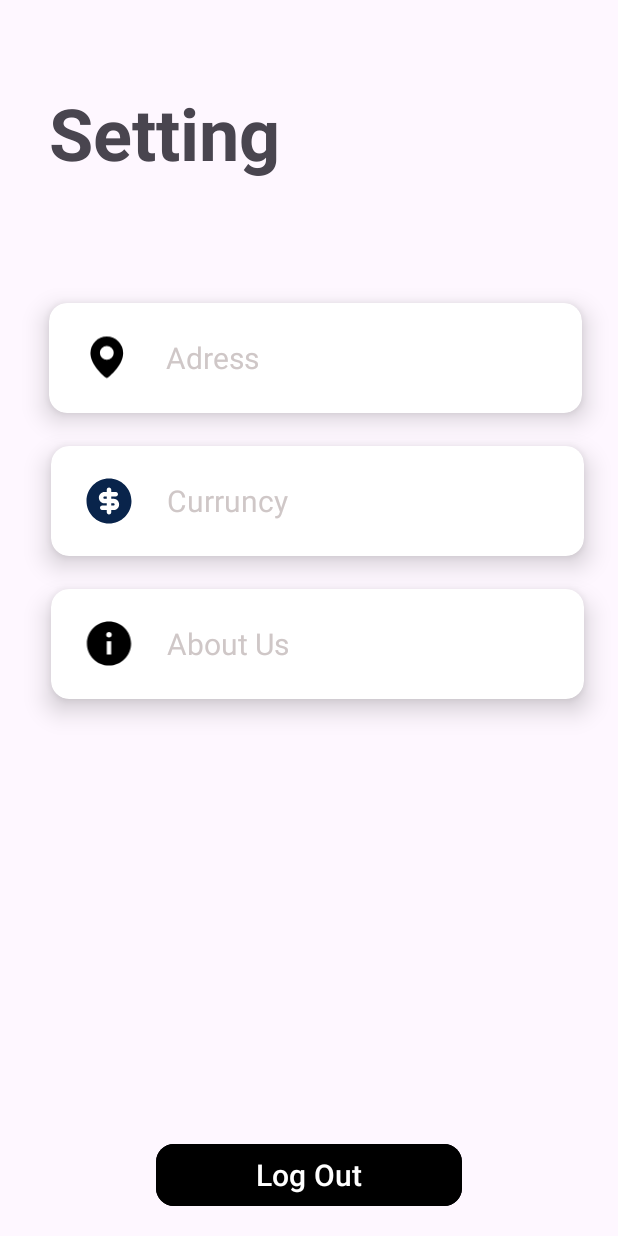
After one commit to YomnaMagdy21/Shopify, an Android app: the fragment settingFragment shown on its own in the app's theme, on a phone screen of 412 x 824 dp. The commit adds this screen. Run offline under Robolectric (Android 15) with nearby library versions, the phone set to English and light mode, and no system bars.

Commit message:
setting ui done

```diff
--- /dev/null
+++ b/app/src/main/java/com/example/shopify/setting/MyAddresses/myAddressFragment.kt
@@ -0,0 +1,60 @@
+package com.example.shopify.setting.MyAddresses
+
+import android.os.Bundle
+import androidx.fragment.app.Fragment
+import android.view.LayoutInflater
+import android.view.View
+import android.view.ViewGroup
+import com.example.shopify.R
+
+// TODO: Rename parameter arguments, choose names that match
+// the fragment initialization parameters, e.g. ARG_ITEM_NUMBER
+private const val ARG_PARAM1 = "param1"
+private const val ARG_PARAM2 = "param2"
+
+/**
+ * A simple [Fragment] subclass.
+ * Use the [myAddressFragment.newInstance] factory method to
+ * create an instance of this fragment.
+ */
+class myAddressFragment : Fragment() {
+    // TODO: Rename and change types of parameters
+    private var param1: String? = null
+    private var param2: String? = null
+
+    override fun onCreate(savedInstanceState: Bundle?) {
+        super.onCreate(savedInstanceState)
+        arguments?.let {
+            param1 = it.getString(ARG_PARAM1)
+            param2 = it.getString(ARG_PARAM2)
+        }
+    }
+
+    override fun onCreateView(
+        inflater: LayoutInflater, container: ViewGroup?,
+        savedInstanceState: Bundle?
+    ): View? {
+        // Inflate the layout for this fragment
+        return inflater.inflate(R.layout.fragment_my_address, container, false)
+    }
+
+    companion object {
+        /**
+         * Use this factory method to create a new instance of
+         * this fragment using the provided parameters.
+         *
+         * @param param1 Parameter 1.
+         * @param param2 Parameter 2.
+         * @return A new instance of fragment myAddressFragment.
+         */
+        // TODO: Rename and change types and number of parameters
+        @JvmStatic
+        fun newInstance(param1: String, param2: String) =
+            myAddressFragment().apply {
+                arguments = Bundle().apply {
+                    putString(ARG_PARAM1, param1)
+                    putString(ARG_PARAM2, param2)
+                }
+            }
+    }
+}
--- /dev/null
+++ b/app/src/main/java/com/example/shopify/setting/settingFragment.kt
@@ -0,0 +1,47 @@
+package com.example.shopify.setting
+
+import android.os.Bundle
+import androidx.fragment.app.Fragment
+import android.view.LayoutInflater
+import android.view.View
+import android.view.ViewGroup
+import com.example.shopify.R
+
+// TODO: Rename parameter arguments, choose names that match
+// the fragment initialization parameters, e.g. ARG_ITEM_NUMBER
+private const val ARG_PARAM1 = "param1"
+private const val ARG_PARAM2 = "param2"
+
+
+class settingFragment : Fragment() {
+    // TODO: Rename and change types of parameters
+    private var param1: String? = null
+    private var param2: String? = null
+
+    override fun onCreate(savedInstanceState: Bundle?) {
+        super.onCreate(savedInstanceState)
+        arguments?.let {
+            param1 = it.getString(ARG_PARAM1)
+            param2 = it.getString(ARG_PARAM2)
+        }
+    }
+
+    override fun onCreateView(
+        inflater: LayoutInflater, container: ViewGroup?,
+        savedInstanceState: Bundle?
+    ): View? {
+        // Inflate the layout for this fragment
+        return inflater.inflate(R.layout.fragment_setting, container, false)
+    }
+
+    companion object {
+        @JvmStatic
+        fun newInstance(param1: String, param2: String) =
+            settingFragment().apply {
+                arguments = Bundle().apply {
+                    putString(ARG_PARAM1, param1)
+                    putString(ARG_PARAM2, param2)
+                }
+            }
+    }
+}
--- /dev/null
+++ b/app/src/main/res/drawable/about_filled_svgrepo_com.xml
@@ -0,0 +1,12 @@
+<vector xmlns:android="http://schemas.android.com/apk/res/android"
+    android:width="800dp"
+    android:height="800dp"
+    android:viewportWidth="512"
+    android:viewportHeight="512">
+  <path
+      android:pathData="M256,42.67C373.82,42.67 469.33,138.18 469.33,256C469.33,373.82 373.82,469.33 256,469.33C138.18,469.33 42.67,373.82 42.67,256C42.67,138.18 138.18,42.67 256,42.67ZM277.38,234.67L234.71,234.67L234.71,362.67L277.38,362.67L277.38,234.67ZM256.22,144C240.66,144 229.38,155.22 229.38,170.37C229.38,186.13 240.37,197.33 256.22,197.33C271.45,197.33 282.71,186.13 282.71,170.67C282.71,155.22 271.45,144 256.22,144Z"
+      android:strokeWidth="1"
+      android:fillColor="#000000"
+      android:fillType="evenOdd"
+      android:strokeColor="#00000000"/>
+</vector>
--- /dev/null
+++ b/app/src/main/res/drawable/address_svgrepo_com.xml
@@ -0,0 +1,9 @@
+<vector xmlns:android="http://schemas.android.com/apk/res/android"
+    android:width="800dp"
+    android:height="800dp"
+    android:viewportWidth="100"
+    android:viewportHeight="100">
+  <path
+      android:pathData="M49,18.92A23.74,23.74 0,0 0,25.27 42.77c0,16.48 17,31.59 22.23,35.59a2.45,2.45 0,0 0,3.12 0c5.24,-4.12 22.1,-19.11 22.1,-35.59A23.74,23.74 0,0 0,49 18.92ZM49,52.63a10,10 0,1 1,10 -10A10,10 0,0 1,49 52.63Z"
+      android:fillColor="#000000"/>
+</vector>
--- /dev/null
+++ b/app/src/main/res/drawable/currency_dollar_svgrepo_com.xml
@@ -0,0 +1,12 @@
+<vector xmlns:android="http://schemas.android.com/apk/res/android"
+    android:width="800dp"
+    android:height="800dp"
+    android:viewportWidth="24"
+    android:viewportHeight="24">
+  <path
+      android:pathData="M12,2C17.523,2 22,6.477 22,12C22,17.523 17.523,22 12,22C6.477,22 2,17.523 2,12C2,6.477 6.477,2 12,2ZM12,6C11.487,6 11.064,6.386 11.007,6.883L11,7L11,8L10,8C8.619,8 7.5,9.119 7.5,10.5C7.5,11.825 8.532,12.91 9.836,12.995L10,13L11,13L11,14L9,14C8.448,14 8,14.448 8,15C8,15.513 8.386,15.936 8.883,15.993L9,16L11,16L11,17C11,17.552 11.448,18 12,18C12.513,18 12.936,17.614 12.993,17.117L13,17L13,16L14,16C15.381,16 16.5,14.881 16.5,13.5C16.5,12.175 15.468,11.09 14.164,11.005L14,11L13,11L13,10L15,10C15.552,10 16,9.552 16,9C16,8.487 15.614,8.064 15.117,8.007L15,8L13,8L13,7C13,6.448 12.552,6 12,6ZM14,13C14.276,13 14.5,13.224 14.5,13.5C14.5,13.776 14.276,14 14,14L13,14L13,13L14,13ZM11,10L11,11L10,11C9.724,11 9.5,10.776 9.5,10.5C9.5,10.224 9.724,10 10,10L11,10Z"
+      android:strokeWidth="1"
+      android:fillColor="#09244B"
+      android:fillType="nonZero"
+      android:strokeColor="#00000000"/>
+</vector>
--- /dev/null
+++ b/app/src/main/res/layout/fragment_my_address.xml
@@ -0,0 +1,14 @@
+<?xml version="1.0" encoding="utf-8"?>
+<FrameLayout xmlns:android="http://schemas.android.com/apk/res/android"
+    xmlns:tools="http://schemas.android.com/tools"
+    android:layout_width="match_parent"
+    android:layout_height="match_parent"
+    tools:context=".setting.MyAddresses.myAddressFragment">
+
+    <!-- TODO: Update blank fragment layout -->
+    <TextView
+        android:layout_width="match_parent"
+        android:layout_height="match_parent"
+        android:text="@string/hello_blank_fragment" />
+
+</FrameLayout>
--- /dev/null
+++ b/app/src/main/res/layout/fragment_setting.xml
@@ -0,0 +1,155 @@
+<?xml version="1.0" encoding="utf-8"?>
+<androidx.constraintlayout.widget.ConstraintLayout xmlns:android="http://schemas.android.com/apk/res/android"
+    xmlns:app="http://schemas.android.com/apk/res-auto"
+    xmlns:tools="http://schemas.android.com/tools"
+    android:layout_width="match_parent"
+    android:layout_height="match_parent"
+    tools:context=".setting.settingFragment">
+
+    <TextView
+        android:id="@+id/textView"
+        android:layout_width="249dp"
+        android:layout_height="66dp"
+        android:layout_marginStart="8dp"
+        android:layout_marginTop="56dp"
+        android:layout_marginEnd="137dp"
+        android:text="Setting"
+        android:textSize="48sp"
+        android:textStyle="bold"
+        app:layout_constraintEnd_toEndOf="parent"
+        app:layout_constraintHorizontal_bias="0.0"
+        app:layout_constraintStart_toStartOf="@+id/guideline"
+        app:layout_constraintTop_toTopOf="parent" />
+
+    <androidx.constraintlayout.widget.Guideline
+        android:id="@+id/guideline"
+        android:layout_width="wrap_content"
+        android:layout_height="wrap_content"
+        android:orientation="vertical"
+        app:layout_constraintGuide_begin="25dp" />
+
+    <androidx.cardview.widget.CardView
+        android:id="@+id/cardView1Adress"
+        android:layout_width="355dp"
+        android:layout_height="73dp"
+        android:layout_marginStart="8dp"
+        android:layout_marginTop="80dp"
+        android:layout_marginEnd="23dp"
+        app:cardCornerRadius="12dp"
+        app:cardElevation="10dp"
+        app:layout_constraintEnd_toEndOf="parent"
+        app:layout_constraintHorizontal_bias="0.0"
+        app:layout_constraintStart_toStartOf="@+id/guideline"
+        app:layout_constraintTop_toBottomOf="@+id/textView">
+
+        <LinearLayout
+            android:layout_width="match_parent"
+            android:layout_height="match_parent"
+            android:gravity="center_vertical"
+            android:orientation="horizontal"
+            android:padding="16dp">
+
+            <ImageView
+                android:id="@+id/icon"
+                android:layout_width="46dp"
+                android:layout_height="49dp"
+                android:src="@drawable/address_svgrepo_com" />
+
+            <TextView
+                android:id="@+id/cardText"
+                android:layout_width="199dp"
+                android:layout_height="wrap_content"
+                android:layout_marginStart="16dp"
+                android:text="Adress"
+                android:textColor="#CFC7C7"
+                android:textSize="20sp" />
+        </LinearLayout>
+    </androidx.cardview.widget.CardView>
+
+    <androidx.cardview.widget.CardView
+        android:id="@+id/cardView2Currnucy"
+        android:layout_width="355dp"
+        android:layout_height="73dp"
+        android:layout_marginStart="34dp"
+        android:layout_marginTop="22dp"
+        android:layout_marginEnd="23dp"
+        app:cardCornerRadius="12dp"
+        app:cardElevation="10dp"
+        app:layout_constraintEnd_toEndOf="parent"
+        app:layout_constraintStart_toStartOf="parent"
+        app:layout_constraintTop_toBottomOf="@+id/cardView1Adress">
+
+        <LinearLayout
+            android:layout_width="match_parent"
+            android:layout_height="match_parent"
+            android:gravity="center_vertical"
+            android:orientation="horizontal"
+            android:padding="16dp">
+
+            <ImageView
+                android:id="@+id/iconCurruncy"
+                android:layout_width="45dp"
+                android:layout_height="36dp"
+                android:src="@drawable/currency_dollar_svgrepo_com" />
+
+            <TextView
+                android:id="@+id/cardText2"
+                android:layout_width="199dp"
+                android:layout_height="wrap_content"
+                android:layout_marginStart="16dp"
+                android:text="Curruncy"
+                android:textColor="#CFC7C7"
+                android:textSize="20sp" />
+        </LinearLayout>
+    </androidx.cardview.widget.CardView>
+
+    <androidx.cardview.widget.CardView
+        android:id="@+id/cardView3About"
+        android:layout_width="355dp"
+        android:layout_height="73dp"
+        android:layout_marginStart="34dp"
+        android:layout_marginTop="22dp"
+        android:layout_marginEnd="23dp"
+        app:cardCornerRadius="12dp"
+        app:cardElevation="10dp"
+        app:layout_constraintEnd_toEndOf="parent"
+        app:layout_constraintStart_toStartOf="parent"
+        app:layout_constraintTop_toBottomOf="@+id/cardView2Currnucy">
+
+        <LinearLayout
+            android:layout_width="match_parent"
+            android:layout_height="match_parent"
+            android:gravity="center_vertical"
+            android:orientation="horizontal"
+            android:padding="16dp">
+
+            <ImageView
+                android:id="@+id/iconAbout"
+                android:layout_width="45dp"
+                android:layout_height="35dp"
+                android:src="@drawable/about_filled_svgrepo_com" />
+
+            <TextView
+                android:id="@+id/cardText3"
+                android:layout_width="199dp"
+                android:layout_height="wrap_content"
+                android:layout_marginStart="16dp"
+                android:text="About Us"
+                android:textColor="#CFC7C7"
+                android:textSize="20sp" />
+        </LinearLayout>
+    </androidx.cardview.widget.CardView>
+
+    <Button
+        android:id="@+id/logOutButton"
+        android:layout_width="204dp"
+        android:layout_height="49dp"
+        android:layout_marginBottom="16dp"
+        android:backgroundTint="#000000"
+        android:text="Log Out"
+        android:textSize="20sp"
+        app:cornerRadius="12dp"
+        app:layout_constraintBottom_toBottomOf="parent"
+        app:layout_constraintEnd_toEndOf="parent"
+        app:layout_constraintStart_toStartOf="parent" />
+</androidx.constraintlayout.widget.ConstraintLayout>
--- a/app/src/main/res/values/strings.xml
+++ b/app/src/main/res/values/strings.xml
@@ -1,3 +1,5 @@
 <resources>
     <string name="app_name">Shopify</string>
+    <!-- TODO: Remove or change this placeholder text -->
+    <string name="hello_blank_fragment">Hello blank fragment</string>
 </resources>
```
